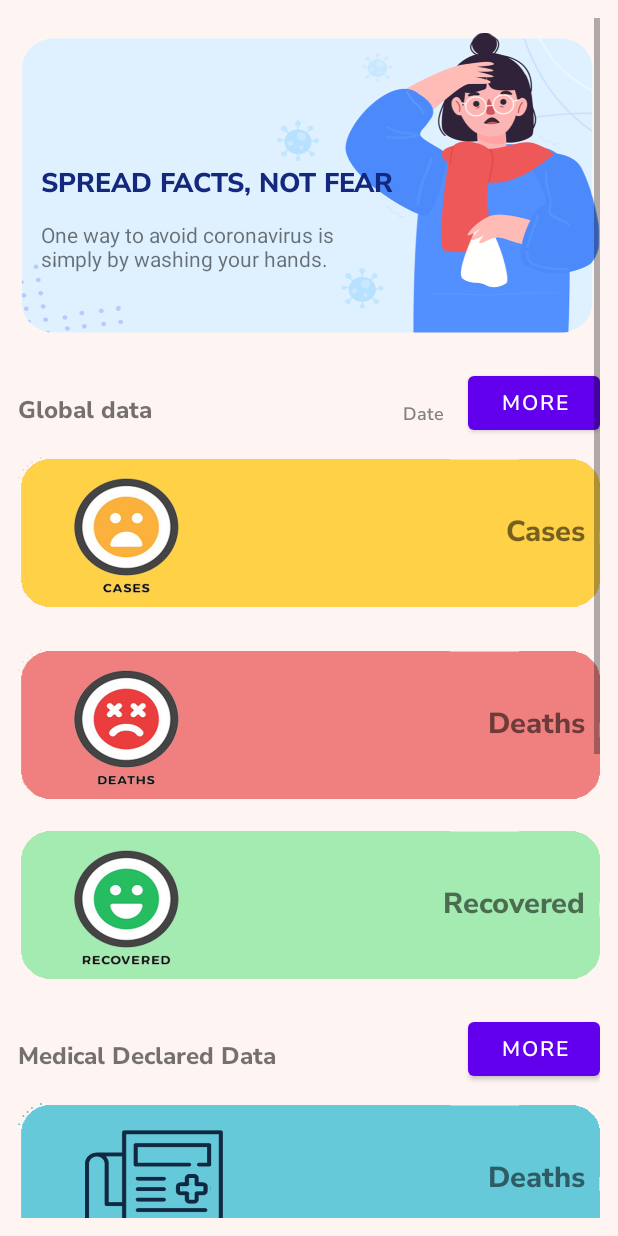
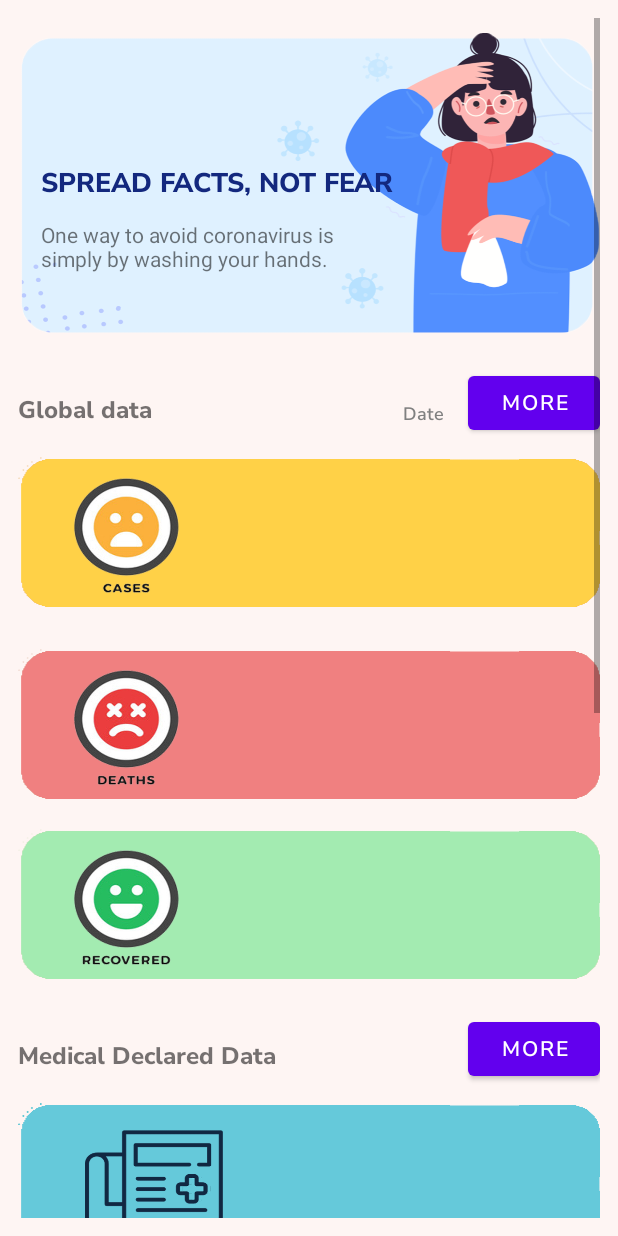
Before and after one commit to hoangnhhe141380/Covid_Tracker, an Android app: the layout layout_fragment_home.xml on its own in the app's theme, with its tools: preview values and no code run, on a phone screen of 412 x 824 dp. Run offline under Robolectric (Android 15) with nearby library versions, the phone set to English and light mode, and no system bars.

Commit message:
20220315 - Update layout HomeFragment round 3

```diff
--- a/app/src/main/res/layout/layout_fragment_home.xml
+++ b/app/src/main/res/layout/layout_fragment_home.xml
@@ -34,7 +34,7 @@
             app:layout_constraintHorizontal_bias="0.0"
             app:layout_constraintStart_toStartOf="parent"
             app:layout_constraintTop_toTopOf="parent"
-            app:layout_constraintVertical_bias="0.0" />
+            app:layout_constraintVertical_bias="1.0" />
 
         <TextView
             android:id="@+id/textView3"
@@ -48,6 +48,52 @@
             app:layout_constraintTop_toTopOf="@+id/textView"
             app:layout_constraintVertical_bias="0.833" />
 
+
+        <TextView
+            android:id="@+id/textView8"
+            android:layout_width="210dp"
+            android:layout_height="100dp"
+            android:text="One way to avoid coronavirus is simply by washing your hands."
+            android:textColor="#13287e"
+            app:layout_constraintBottom_toBottomOf="@+id/tv_deaths2"
+            app:layout_constraintEnd_toEndOf="parent"
+            app:layout_constraintHorizontal_bias="0.909"
+            app:layout_constraintStart_toStartOf="@+id/tv_deaths2"
+            app:layout_constraintTop_toTopOf="@+id/tv_deaths2"
+            app:layout_constraintVertical_bias="0.14" />
+
+        <TextView
+            android:id="@+id/textView9"
+            android:layout_width="210dp"
+            android:layout_height="100dp"
+            android:text="One way to avoid coronavirus is simply by washing your hands."
+            app:layout_constraintBottom_toBottomOf="@+id/tv_deaths3"
+            app:layout_constraintEnd_toEndOf="parent"
+            app:layout_constraintHorizontal_bias="0.909"
+            app:layout_constraintStart_toStartOf="parent"
+            app:layout_constraintTop_toTopOf="@+id/tv_deaths3"
+            app:layout_constraintVertical_bias="0.0" />
+
+        <TextView
+            android:id="@+id/textView10"
+            android:layout_width="210dp"
+            android:layout_height="100dp"
+            android:text="One way to avoid coronavirus is simply by washing your hands."
+            app:layout_constraintBottom_toBottomOf="@+id/tv_deaths4"
+            app:layout_constraintEnd_toEndOf="parent"
+            app:layout_constraintHorizontal_bias="0.909"
+            app:layout_constraintStart_toStartOf="@+id/tv_deaths2"
+            app:layout_constraintTop_toTopOf="@+id/tv_deaths4" />
+
+        <TextView
+            android:id="@+id/textView11"
+            android:layout_width="210dp"
+            android:layout_height="100dp"
+            android:text="One way to avoid coronavirus is simply by washing your hands."
+            app:layout_constraintEnd_toEndOf="parent"
+            app:layout_constraintHorizontal_bias="0.909"
+            app:layout_constraintStart_toStartOf="@+id/tv_deaths2"
+            app:layout_constraintTop_toTopOf="@+id/tv_deaths5" />
 
         <TextView
             android:id="@+id/textView2"
@@ -97,7 +143,8 @@
             app:layout_constraintBottom_toTopOf="@+id/tv_deaths4"
             app:layout_constraintEnd_toStartOf="@+id/button_covid_data_more4"
             app:layout_constraintHorizontal_bias="0.049"
-            app:layout_constraintStart_toStartOf="parent" />
+            app:layout_constraintStart_toStartOf="parent"
+            tools:ignore="UnknownId" />
 
         <TextView
             android:id="@+id/textView7"
@@ -111,7 +158,8 @@
             app:layout_constraintBottom_toTopOf="@+id/tv_deaths5"
             app:layout_constraintEnd_toStartOf="@+id/button_covid_data_more5"
             app:layout_constraintHorizontal_bias="0.059"
-            app:layout_constraintStart_toStartOf="parent" />
+            app:layout_constraintStart_toStartOf="parent"
+            tools:ignore="UnknownId" />
 
         <TextView
             android:id="@+id/tv_date_updated"
@@ -136,7 +184,7 @@
             android:gravity="right|center_vertical"
             android:padding="10dp"
             android:paddingLeft="20dp"
-            android:text="Cases"
+            android:text=""
             android:textSize="19dp"
             app:layout_constraintBottom_toTopOf="@+id/tv_deaths"
             app:layout_constraintEnd_toEndOf="parent"
@@ -154,7 +202,7 @@
             android:gravity="right|center_vertical"
             android:padding="10dp"
             android:paddingLeft="20dp"
-            android:text="Deaths"
+            android:text=""
             android:textSize="19dp"
             app:layout_constraintBottom_toTopOf="@+id/tv_recovered"
             app:layout_constraintEnd_toEndOf="parent"
@@ -166,31 +214,30 @@
             android:id="@+id/tv_deaths2"
             android:layout_width="match_parent"
             android:layout_height="100dp"
-            android:layout_marginVertical="20dp"
             android:layout_marginBottom="40dp"
             android:background="@drawable/i_declare"
             android:fontFamily="@font/nunito_sans_extrabold"
             android:gravity="right|center_vertical"
             android:padding="10dp"
             android:paddingLeft="20dp"
-            android:text="Deaths"
+            android:text=""
             android:textSize="19dp"
             app:layout_constraintBottom_toTopOf="@+id/textView5"
             app:layout_constraintEnd_toEndOf="parent"
+            app:layout_constraintHorizontal_bias="0.0"
             app:layout_constraintStart_toStartOf="parent" />
 
         <TextView
             android:id="@+id/tv_deaths3"
             android:layout_width="match_parent"
             android:layout_height="100dp"
-            android:layout_marginVertical="20dp"
             android:layout_marginBottom="40dp"
             android:background="@drawable/i_banner_av"
             android:fontFamily="@font/nunito_sans_extrabold"
             android:gravity="right|center_vertical"
             android:padding="10dp"
             android:paddingLeft="20dp"
-            android:text="Deaths"
+            android:text=""
             android:textSize="19dp"
             app:layout_constraintBottom_toTopOf="@+id/textView6"
             app:layout_constraintEnd_toEndOf="parent"
@@ -207,7 +254,7 @@
             android:gravity="right|center_vertical"
             android:padding="10dp"
             android:paddingLeft="20dp"
-            android:text="Recovered"
+            android:text=""
             android:textSize="19dp"
             app:layout_constraintBottom_toTopOf="@+id/textView4"
             app:layout_constraintEnd_toEndOf="parent"
@@ -224,7 +271,7 @@
             app:layout_constraintEnd_toEndOf="parent" />
 
         <Button
-            android:id="@+id/button_covid_data_more2"
+            android:id="@+id/button_medical_declared_data"
             android:layout_width="wrap_content"
             android:layout_height="wrap_content"
             android:layout_marginBottom="12dp"
@@ -234,7 +281,7 @@
             app:layout_constraintEnd_toEndOf="parent" />
 
         <Button
-            android:id="@+id/button_covid_data_more3"
+            android:id="@+id/button_about_virus"
             android:layout_width="wrap_content"
             android:layout_height="wrap_content"
             android:layout_marginBottom="12dp"
@@ -244,7 +291,7 @@
             app:layout_constraintEnd_toEndOf="parent" />
 
         <Button
-            android:id="@+id/button_covid_data_more4"
+            android:id="@+id/button_symptoms"
             android:layout_width="wrap_content"
             android:layout_height="wrap_content"
             android:layout_marginBottom="12dp"
@@ -255,7 +302,7 @@
             android:padding="10dp"/>
 
         <Button
-            android:id="@+id/button_covid_data_more5"
+            android:id="@+id/button_prevention"
             android:layout_width="wrap_content"
             android:layout_height="wrap_content"
             android:layout_marginBottom="12dp"
@@ -268,14 +315,13 @@
             android:id="@+id/tv_deaths4"
             android:layout_width="match_parent"
             android:layout_height="100dp"
-            android:layout_marginVertical="20dp"
             android:layout_marginBottom="40dp"
             android:background="@drawable/i_b_sympton"
             android:fontFamily="@font/nunito_sans_extrabold"
             android:gravity="right|center_vertical"
             android:padding="10dp"
             android:paddingLeft="20dp"
-            android:text="Deaths"
+            android:text=""
             android:textSize="19dp"
             app:layout_constraintBottom_toTopOf="@+id/textView7"
             app:layout_constraintEnd_toEndOf="parent"
@@ -286,14 +332,13 @@
             android:id="@+id/tv_deaths5"
             android:layout_width="match_parent"
             android:layout_height="100dp"
-            android:layout_marginVertical="20dp"
             android:layout_marginBottom="40dp"
             android:background="@drawable/i_b_prevention"
             android:fontFamily="@font/nunito_sans_extrabold"
             android:gravity="right|center_vertical"
             android:padding="10dp"
             android:paddingLeft="20dp"
-            android:text="Deaths"
+            android:text=""
             android:textSize="19dp"
             app:layout_constraintBottom_toBottomOf="parent"
             app:layout_constraintEnd_toEndOf="parent"
--- a/app/src/main/res/layout/layout_fragment_login.xml
+++ b/app/src/main/res/layout/layout_fragment_login.xml
@@ -52,22 +52,21 @@
         android:id="@+id/btn_login"
         android:layout_width="match_parent"
         android:layout_height="wrap_content"
+        android:layout_marginBottom="48dp"
         android:background="@color/colorButtonLogin"
         android:text="@string/txt_login_button"
         android:textColor="@color/white"
         android:translationY="30dp"
         app:layout_constraintBottom_toTopOf="@+id/tv_login_error"
         app:layout_constraintEnd_toEndOf="parent"
-        app:layout_constraintHorizontal_bias="0.05"
-        app:layout_constraintStart_toStartOf="parent"
-        app:layout_constraintTop_toTopOf="parent"
-        app:layout_constraintVertical_bias="0.826" />
+        app:layout_constraintStart_toStartOf="parent" />
 
     <Button
         android:id="@+id/btn_skip"
         android:layout_width="wrap_content"
         android:layout_height="wrap_content"
         android:layout_gravity="bottom|center"
+        android:layout_marginBottom="10dp"
         android:background="@drawable/border_button"
         android:gravity="bottom|center"
         android:insetTop="0dp"
@@ -80,16 +79,14 @@
         android:textSize="20sp"
         app:layout_constraintBottom_toBottomOf="parent"
         app:layout_constraintEnd_toEndOf="parent"
-        app:layout_constraintStart_toStartOf="parent"
-        />
+        app:layout_constraintStart_toStartOf="parent" />
 
     <TextView
         android:id="@+id/tv_login_error"
         android:layout_width="match_parent"
         android:layout_height="wrap_content"
-        android:layout_marginBottom="172dp"
+        android:layout_marginBottom="208dp"
         android:gravity="center"
-        android:text="Error"
         android:textSize="18dp"
         app:layout_constraintBottom_toTopOf="@+id/btn_skip"
         app:layout_constraintEnd_toEndOf="parent"
```
